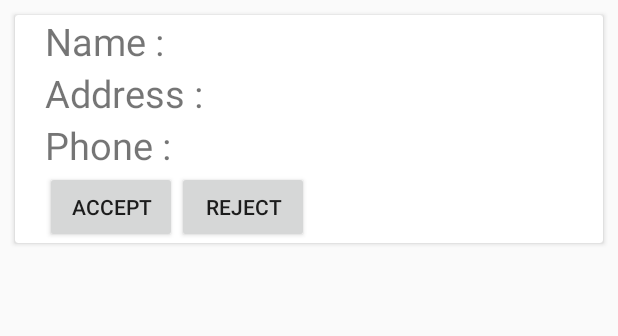
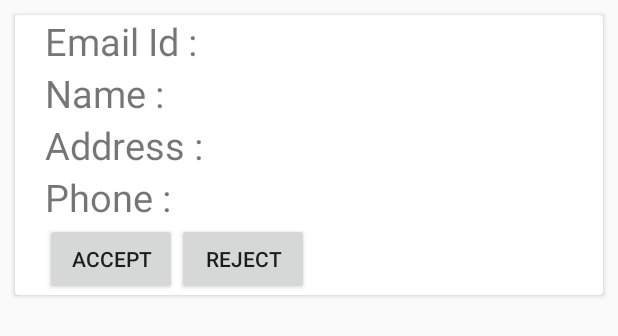
Before and after one commit to anirudh1107/signup, an Android app: the layout user_request_card.xml on its own in the app's theme, with its tools: preview values and no code run, on a phone screen of 412 x 824 dp. Shown: the top 336 px of the screen. Run offline under Robolectric (Android 15) with nearby library versions, the phone set to English and light mode, and no system bars.

Commit message:
ani-register user functionality changed

```diff
--- a/app/src/main/java/com/example/android/signup/Activities/Admin/user_for_register.java
+++ b/app/src/main/java/com/example/android/signup/Activities/Admin/user_for_register.java
@@ -27,7 +27,7 @@ public class user_for_register extends BaseAuthenticatedActivity {
     private List<UserAddInfo> list1;
     AddUserAdapter adapter;
     ListView listView1;
-
+//
     @Override
     protected void onCreate(Bundle savedInstanceState) {
         super.onCreate(savedInstanceState);
--- a/app/src/main/res/layout/user_request_card.xml
+++ b/app/src/main/res/layout/user_request_card.xml
@@ -12,6 +12,29 @@
         android:layout_height="match_parent"
         android:orientation="vertical"
         >
+
+        <LinearLayout
+            android:layout_width="wrap_content"
+            android:layout_height="match_parent"
+            android:orientation="horizontal"
+            >
+            <TextView
+                android:layout_width="wrap_content"
+                android:layout_height="wrap_content"
+                android:text="Email Id :"
+                android:textSize="25dp"
+                android:layout_marginLeft="20dp"
+                />
+            <TextView
+                android:layout_width="wrap_content"
+                android:layout_height="wrap_content"
+                android:id="@+id/user_request_email_id"
+                android:textSize="20dp"
+                android:layout_marginLeft="20dp"
+                />
+
+        </LinearLayout>
+
         <LinearLayout
             android:layout_width="wrap_content"
             android:layout_height="match_parent"
```
Also changed, not shown: app/src/main/java/com/example/android/signup/Infrastructure/UserAddInfo.java (+21 -1 lines), app/src/main/java/com/example/android/signup/Others/AddUserAdapter.java (+44 -5 lines).
